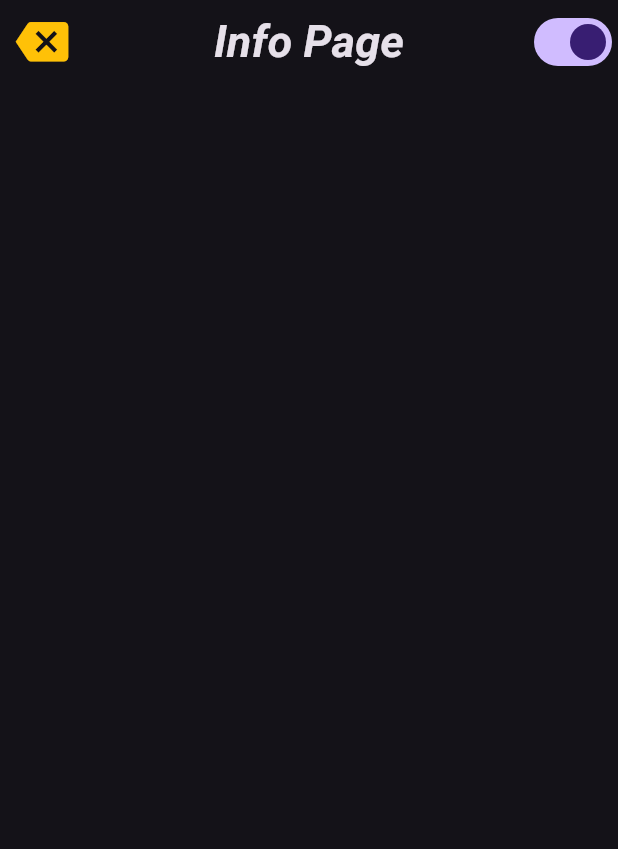
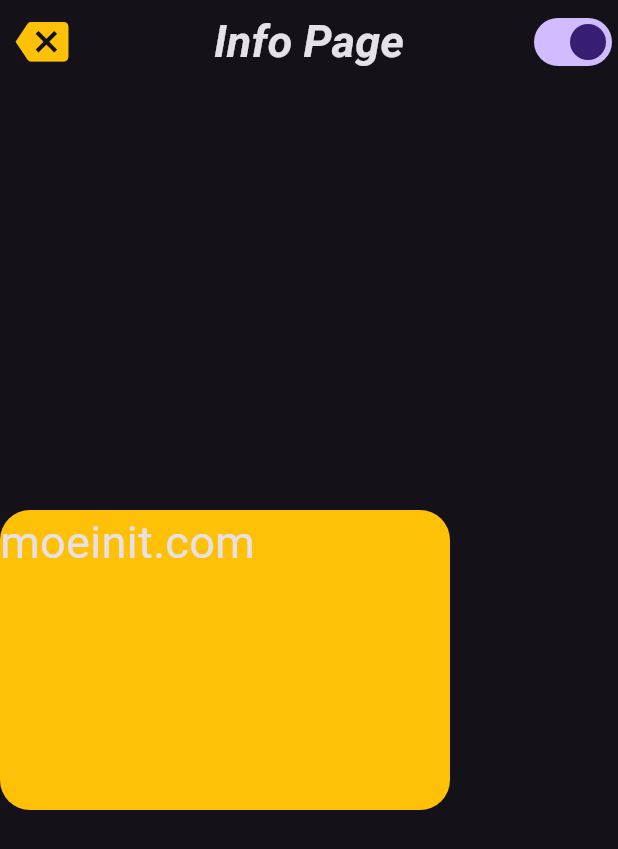
Before and after one commit to moeinhe83/Flutter_NoteBook, a Flutter app: the screen it shows after launch, after a tap on the "info" icon, on a phone screen of 412 x 824 dp. Shown: the top 849 px of the screen. Run offline on Flutter 3.47's test engine with Material 3 defaults, Android fonts, the phone set to English and light mode, and no system bars.

```diff
--- a/lib/main.dart
+++ b/lib/main.dart
@@ -126,6 +126,23 @@ class _InfoState extends State<Info> {
             ),
           ),
         ),
+        body: Column(
+          mainAxisAlignment: MainAxisAlignment.center,
+          children: <Widget>[
+            Container(
+              height: 200,
+              width: 300,
+              decoration: BoxDecoration(
+                color: Colors.amber,
+                borderRadius: BorderRadius.circular(20),
+              ),
+              child: Text(
+                "moeinit.com",
+                style: TextStyle(fontSize: 30),
+              ),
+            ),
+          ],
+        ),
       ),
     );
   }
--- a/pubspec.yaml
+++ b/pubspec.yaml
@@ -34,6 +34,7 @@ dependencies:
   # The following adds the Cupertino Icons font to your application.
   # Use with the CupertinoIcons class for iOS style icons.
   cupertino_icons: ^1.0.8
+  url_launcher: ^6.3.2
 
 dev_dependencies:
   flutter_test:
```
Also changed, not shown: pubspec.lock, 5 other files.
